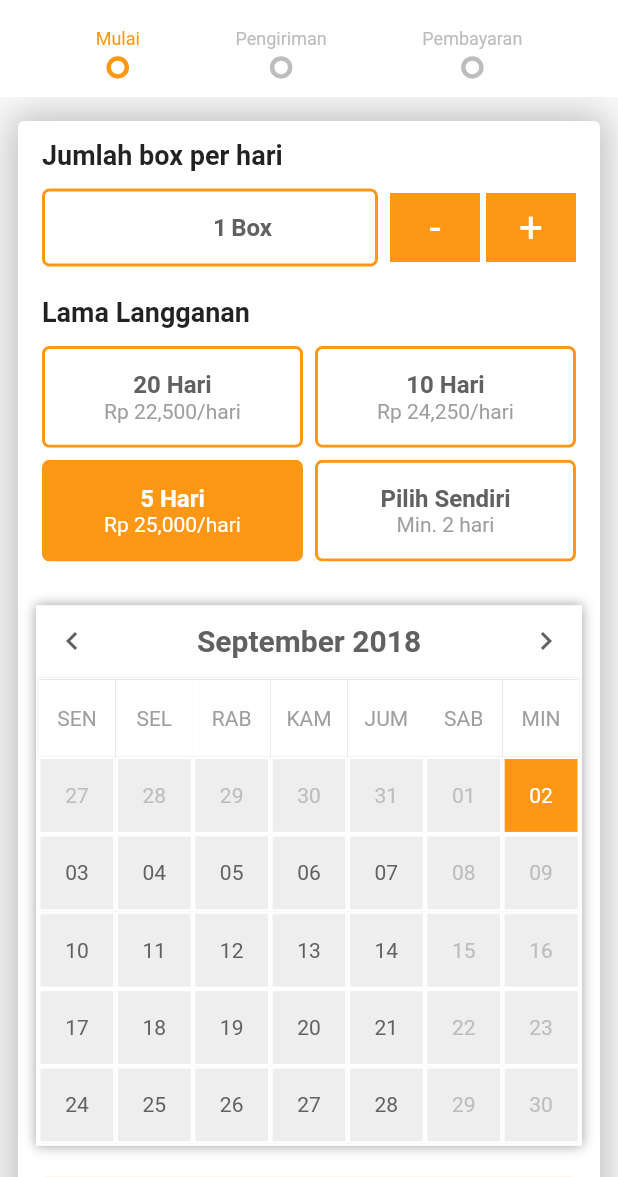
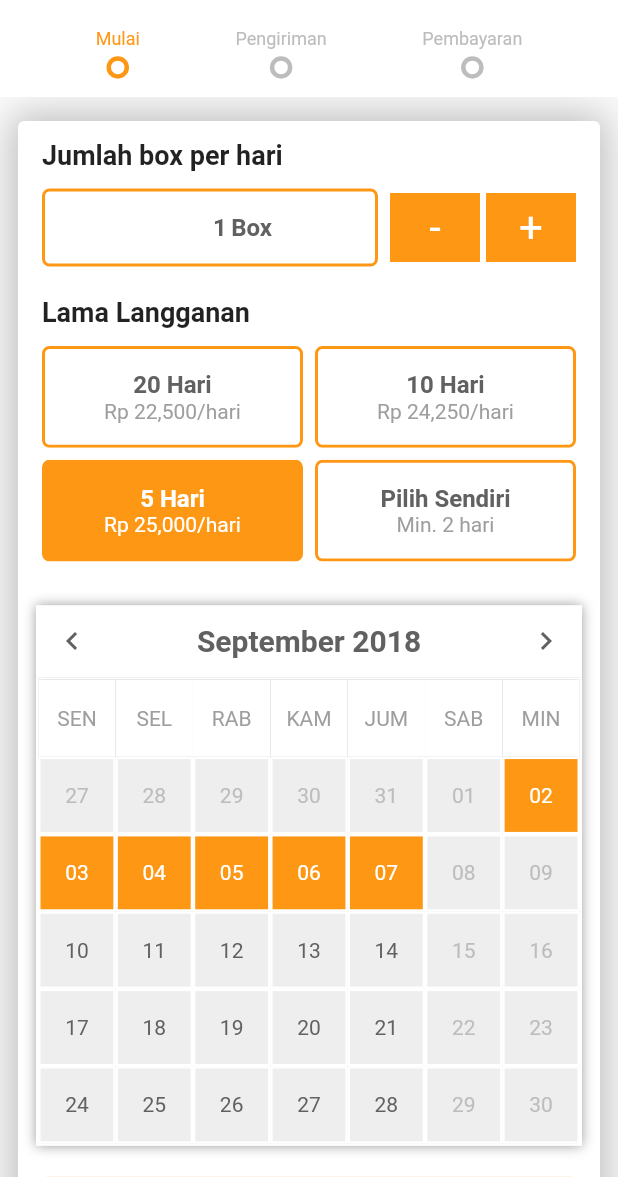
Before and after one commit to jprawira/flutter-langganan-makanan, a Flutter app: the screen it shows after launch, on a phone screen of 412 x 824 dp, the part 59-1236 px from its top. Run offline on Flutter 3.47's test engine with Material 2 defaults, Android fonts, the phone set to English and light mode, and no system bars; our stand-ins replace tuple.

Commit message:
Link SubscribeLengthPicker and Calendar

```diff
--- a/lib/main.dart
+++ b/lib/main.dart
@@ -30,10 +30,10 @@ class MyHomePage extends StatefulWidget {
 class _MyHomePageState extends State<MyHomePage> {
   final rupiahFormat = new NumberFormat("###,###,###");
 
-  int _boxes = 1;
-  int _daysCount = 2;
-  int _totalValue = 25000;
-  int _boxPrice = 25000;
+  int _boxPrice;
+  int _boxes;
+  int _daysCount;
+  int _totalValue;
   DateTime startDate;
   DateTime endDate;
   var _deviceSize;
@@ -42,6 +42,11 @@ class _MyHomePageState extends State<MyHomePage> {
   @override
   void initState() {
     super.initState();
+    _boxPrice = 25000;
+    _boxes = 1;
+    _daysCount = 5;
+    _totalValue = 25000;
+    _updateTotalValue(_boxPrice, _boxes, _daysCount);
   }
 
   void _decrementBoxCount() {
@@ -72,23 +77,29 @@ class _MyHomePageState extends State<MyHomePage> {
     _totalValue = price * boxes * days;
   }
 
-  void _updateBoxPrice(int pickerValue) {
+  void _updateBoxPriceAndDaysCount(int pickerValue) {
     setState(() {
       switch (pickerValue) {
         case 0:
           _boxPrice = 22500;
+          _daysCount = 20;
           _updateTotalValue(_boxPrice, _boxes, _daysCount);
-          debugPrint('PER DAY: ' + 22500.toString());
+          debugPrint('PER DAY: ' + _boxPrice.toString());
+          debugPrint('DAYS: ' + _daysCount.toString());
           break;
         case 1:
           _boxPrice = 24250;
+          _daysCount = 10;
           _updateTotalValue(_boxPrice, _boxes, _daysCount);
-          debugPrint('PER DAY: ' + 24250.toString());
+          debugPrint('PER DAY: ' + _boxPrice.toString());
+          debugPrint('DAYS: ' + _daysCount.toString());
           break;
         case 2:
           _boxPrice = 25000;
+          _daysCount = 5;
           _updateTotalValue(_boxPrice, _boxes, _daysCount);
-          debugPrint('PER DAY: ' + 25000.toString());
+          debugPrint('PER DAY: ' + _boxPrice.toString());
+          debugPrint('DAYS: ' + _daysCount.toString());
           break;
         case 3:
           break;
@@ -100,22 +111,23 @@ class _MyHomePageState extends State<MyHomePage> {
   Widget stepsDisplay() {
     return new PreferredSize(
       preferredSize: const Size.fromHeight(48.0),
-      child: Container(
+      child: new Container(
           height: 48.0,
           alignment: Alignment.center,
-          child: Row(
+          child: new Row(
             mainAxisAlignment: MainAxisAlignment.spaceEvenly,
             children: <Widget>[
-              Column(
+              new Column(
                 mainAxisAlignment: MainAxisAlignment.spaceAround,
                 children: <Widget>[
-                  Text(
+                  new Text(
                     'Mulai',
-                    style: TextStyle(color: UiData.mainOrange, fontSize: 12.0),
+                    style:
+                        new TextStyle(color: UiData.mainOrange, fontSize: 12.0),
                   ),
-                  Container(
-                      padding: EdgeInsets.only(bottom: 10.0),
-                      child: PhysicalModel(
+                  new Container(
+                      padding: const EdgeInsets.only(bottom: 10.0),
+                      child: new PhysicalModel(
                         shape: BoxShape.circle,
                         borderRadius: new BorderRadius.circular(20.0),
                         color: Colors.transparent,
@@ -133,16 +145,17 @@ class _MyHomePageState extends State<MyHomePage> {
                       ))
                 ],
               ),
-              Column(
+              new Column(
                 mainAxisAlignment: MainAxisAlignment.spaceAround,
                 children: <Widget>[
-                  Text(
+                  new Text(
                     'Pengiriman',
-                    style: TextStyle(color: Colors.grey[400], fontSize: 12.0),
+                    style:
+                        new TextStyle(color: Colors.grey[400], fontSize: 12.0),
                   ),
-                  Container(
-                      padding: EdgeInsets.only(bottom: 10.0),
-                      child: PhysicalModel(
+                  new Container(
+                      padding: const EdgeInsets.only(bottom: 10.0),
+                      child: new PhysicalModel(
                         shape: BoxShape.circle,
                         borderRadius: new BorderRadius.circular(20.0),
                         color: Colors.transparent,
@@ -160,16 +173,17 @@ class _MyHomePageState extends State<MyHomePage> {
                       ))
                 ],
               ),
-              Column(
+              new Column(
                 mainAxisAlignment: MainAxisAlignment.spaceAround,
                 children: <Widget>[
-                  Text(
+                  new Text(
                     'Pembayaran',
-                    style: TextStyle(color: Colors.grey[400], fontSize: 12.0),
+                    style:
+                        new TextStyle(color: Colors.grey[400], fontSize: 12.0),
                   ),
-                  Container(
-                      padding: EdgeInsets.only(bottom: 10.0),
-                      child: PhysicalModel(
+                  new Container(
+                      padding: const EdgeInsets.only(bottom: 10.0),
+                      child: new PhysicalModel(
                         shape: BoxShape.circle,
                         borderRadius: new BorderRadius.circular(20.0),
                         color: Colors.transparent,
@@ -195,11 +209,12 @@ class _MyHomePageState extends State<MyHomePage> {
   Widget numberOfBoxLabel() {
     return new Container(
         padding: const EdgeInsets.symmetric(horizontal: 4.0, vertical: 8.0),
-        child: Column(
+        child: new Column(
             crossAxisAlignment: CrossAxisAlignment.start,
             children: <Widget>[
-              Text(UiData.numberOfBoxPerDayLabel,
-                  style: TextStyle(fontWeight: FontWeight.bold, fontSize: 18.0))
+              new Text(UiData.numberOfBoxPerDayLabel,
+                  style: new TextStyle(
+                      fontWeight: FontWeight.bold, fontSize: 18.0))
             ]));
   }
 
@@ -208,13 +223,13 @@ class _MyHomePageState extends State<MyHomePage> {
     return new Container(
         decoration: new BoxDecoration(
             shape: BoxShape.rectangle,
-            borderRadius: BorderRadius.circular(5.0),
+            borderRadius: new BorderRadius.circular(5.0),
             border: new Border.all(color: UiData.mainOrange, width: 2.0)),
         child: new Row(
           mainAxisAlignment: MainAxisAlignment.center,
           children: <Widget>[
-            Flexible(
-                child: TextField(
+            new Flexible(
+                child: new TextField(
               controller: _boxesCountController,
               onChanged: (text) {
                 _boxes = int.parse(text);
@@ -222,26 +237,27 @@ class _MyHomePageState extends State<MyHomePage> {
               },
               keyboardType: TextInputType.number,
               textAlign: TextAlign.right,
-              style: TextStyle(
+              style: new TextStyle(
                   color: Colors.grey[700],
                   fontWeight: FontWeight.bold,
                   fontSize: 16.0),
-              decoration: InputDecoration(border: InputBorder.none),
+              decoration: new InputDecoration(border: InputBorder.none),
             )),
-            Text('Box',
-                style: TextStyle(
+            new Text('Box',
+                style: new TextStyle(
                     color: Colors.grey[700],
                     fontWeight: FontWeight.bold,
                     fontSize: 16.0)),
-            Padding(padding: EdgeInsets.only(right: _deviceSize.width / 6.0))
+            new Padding(
+                padding: new EdgeInsets.only(right: _deviceSize.width / 6.0))
           ],
         ));
   }
 
   Widget numberOfBoxDecrementButton() {
     return new Container(
-        constraints: BoxConstraints.expand(height: 46.0, width: 60.0),
-        child: Material(
+        constraints: const BoxConstraints.expand(height: 46.0, width: 60.0),
+        child: new Material(
           elevation: 0.0,
           color: Colors.transparent,
           shape: const RoundedRectangleBorder(
@@ -251,13 +267,13 @@ class _MyHomePageState extends State<MyHomePage> {
           child: new InkWell(
             onTap: _decrementBoxCount,
             splashColor: Colors.redAccent,
-            child: Ink(
-              decoration: BoxDecoration(color: UiData.mainOrange),
-              child: Center(
-                child: Text(
+            child: new Ink(
+              decoration: new BoxDecoration(color: UiData.mainOrange),
+              child: new Center(
+                child: new Text(
                   '-',
                   textAlign: TextAlign.center,
-                  style: TextStyle(color: Colors.white, fontSize: 28.0),
+                  style: new TextStyle(color: Colors.white, fontSize: 28.0),
                 ),
               ),
             ),
@@ -267,8 +283,8 @@ class _MyHomePageState extends State<MyHomePage> {
 
   Widget numberOfBoxIncrementButton() {
     return new Container(
-        constraints: BoxConstraints.expand(height: 46.0, width: 60.0),
-        child: Material(
+        constraints: const BoxConstraints.expand(height: 46.0, width: 60.0),
+        child: new Material(
           elevation: 0.0,
           color: Colors.transparent,
           shape: const RoundedRectangleBorder(
@@ -278,13 +294,13 @@ class _MyHomePageState extends State<MyHomePage> {
           child: new InkWell(
             onTap: _incrementBoxCount,
             splashColor: Colors.redAccent,
-            child: Ink(
-              decoration: BoxDecoration(color: UiData.mainOrange),
-              child: Center(
-                child: Text(
+            child: new Ink(
+              decoration: new BoxDecoration(color: UiData.mainOrange),
+              child: new Center(
+                child: new Text(
                   '+',
                   textAlign: TextAlign.center,
-                  style: TextStyle(color: Colors.white, fontSize: 28.0),
+                  style: new TextStyle(color: Colors.white, fontSize: 28.0),
                 ),
               ),
             ),
@@ -295,37 +311,39 @@ class _MyHomePageState extends State<MyHomePage> {
   Widget subscribeLengthPickerLabel() {
     return new Container(
         padding: const EdgeInsets.symmetric(horizontal: 4.0, vertical: 8.0),
-        child: Column(
+        child: new Column(
             crossAxisAlignment: CrossAxisAlignment.start,
             children: <Widget>[
-              Text(UiData.subscribeLengthLabel,
-                  style: TextStyle(fontWeight: FontWeight.bold, fontSize: 18.0))
+              new Text(UiData.subscribeLengthLabel,
+                  style: new TextStyle(
+                      fontWeight: FontWeight.bold, fontSize: 18.0))
             ]));
   }
 
   Widget proTips() {
-    return Container(
+    return new Container(
       padding: const EdgeInsets.symmetric(horizontal: 4.0, vertical: 8.0),
-      child: Material(
+      child: new Material(
         color: UiData.proTipBackground,
         shape: const RoundedRectangleBorder(
             borderRadius: BorderRadius.all(Radius.circular(5.0))),
-        child: Padding(
+        child: new Padding(
           padding: const EdgeInsets.all(12.0),
-          child: Column(
+          child: new Column(
               crossAxisAlignment: CrossAxisAlignment.start,
               children: <Widget>[
-                Text(
+                new Text(
                   UiData.proTipsLabel,
-                  style: TextStyle(fontWeight: FontWeight.bold, fontSize: 14.0),
+                  style: new TextStyle(
+                      fontWeight: FontWeight.bold, fontSize: 14.0),
                 ),
-                Divider(
+                new Divider(
                   height: 4.0,
                   color: Colors.transparent,
                 ),
-                Text(
+                new Text(
                   UiData.proTipsContent,
-                  style: TextStyle(fontSize: 14.0),
+                  style: new TextStyle(fontSize: 14.0),
                 )
               ]),
         ),
@@ -343,7 +361,7 @@ class _MyHomePageState extends State<MyHomePage> {
             child: new Card(
               color: Colors.white,
               elevation: 0.0,
-              child: Padding(
+              child: new Padding(
                 padding:
                     const EdgeInsets.symmetric(vertical: 4.0, horizontal: 12.0),
                 child: orderCardElements(),
@@ -352,46 +370,43 @@ class _MyHomePageState extends State<MyHomePage> {
   }
 
   Widget orderCardElements() {
-    return new Column(
-        crossAxisAlignment: CrossAxisAlignment.start,
-        children: <Widget>[
+    return new Column(crossAxisAlignment: CrossAxisAlignment.start, children: <
+        Widget>[
       numberOfBoxLabel(),
-          Container(
+      new Container(
         padding: const EdgeInsets.all(4.0),
-            child: Row(children: <Widget>[
-              Flexible(child: numberOfBoxField()),
-              Padding(padding: EdgeInsets.symmetric(horizontal: 4.0)),
+        child: new Row(children: <Widget>[
+          new Flexible(child: numberOfBoxField()),
+          new Padding(padding: const EdgeInsets.symmetric(horizontal: 4.0)),
           numberOfBoxDecrementButton(),
-              Padding(padding: EdgeInsets.symmetric(horizontal: 2.0)),
+          new Padding(padding: const EdgeInsets.symmetric(horizontal: 2.0)),
           numberOfBoxIncrementButton()
         ]),
       ),
-          Divider(height: 8.0, color: Colors.transparent),
+      new Divider(height: 8.0, color: Colors.transparent),
       subscribeLengthPickerLabel(),
-          Container(
-            constraints: BoxConstraints.expand(
-                height:
-                    MediaQuery.of(context).orientation == Orientation.portrait
+      new Container(
+        constraints: new BoxConstraints.expand(
+            height: MediaQuery.of(context).orientation == Orientation.portrait
                 ? _deviceSize.height / 5
                 : _deviceSize.width / 2.5),
-            // TODO: LINK SubscribeLengthPicker TO UPDATE _daysCount
         // TODO: ADD DIALOG FOR "Pilih Sendiri"
         // TODO: ADD LOGIC FOR PICKING DATE
-            child: new SubscribeLengthPicker(onChanged: _updateBoxPrice),
+        child:
+            new SubscribeLengthPicker(onChanged: _updateBoxPriceAndDaysCount),
       ),
-          Divider(height: 12.0, color: Colors.transparent),
+      new Divider(height: 12.0, color: Colors.transparent),
       new Container(
-              decoration: new BoxDecoration(boxShadow: [
-                new BoxShadow(color: Colors.grey, blurRadius: 6.0)
-              ]),
-              child: Material(
+          decoration: new BoxDecoration(
+              boxShadow: [new BoxShadow(color: Colors.grey, blurRadius: 6.0)]),
+          child: new Material(
               elevation: 0.0,
               color: Colors.transparent,
               shape: const RoundedRectangleBorder(
                   borderRadius: BorderRadius.all(Radius.circular(5.0))),
               // TODO: MAKE CALENDAR ABLE TO PICK DAYS AND UPDATE _daysCount
-                  child: new Calendar())),
-          Divider(height: 12.0, color: Colors.transparent),
+              child: new Calendar(daysSelected: _daysCount))),
+      new Divider(height: 12.0, color: Colors.transparent),
       proTips()
     ]);
   }
@@ -413,67 +428,70 @@ class _MyHomePageState extends State<MyHomePage> {
   Widget detailsText() {
     return new Container(
       padding: const EdgeInsets.all(12.0),
-      child: Column(crossAxisAlignment: CrossAxisAlignment.start, children: <
+      child:
+          new Column(crossAxisAlignment: CrossAxisAlignment.start, children: <
               Widget>[
-        Padding(
+        new Padding(
           padding: const EdgeInsets.symmetric(vertical: 4.0, horizontal: 0.0),
-          child: Text(
+          child: new Text(
             UiData.subscriptionDetailLabel,
-            style: TextStyle(fontWeight: FontWeight.bold, fontSize: 18.0),
+            style: new TextStyle(fontWeight: FontWeight.bold, fontSize: 18.0),
           ),
         ),
-        Padding(
+        new Padding(
           padding: const EdgeInsets.symmetric(vertical: 4.0, horizontal: 0.0),
-          child: Row(
+          child: new Row(
             mainAxisAlignment: MainAxisAlignment.spaceBetween,
             children: <Widget>[
-              Text(UiData.pricePerBoxLabel, style: TextStyle(fontSize: 16.0)),
+              new Text(UiData.pricePerBoxLabel,
+                  style: new TextStyle(fontSize: 16.0)),
               new Text('Rp ' + rupiahFormat.format(_boxPrice),
-                  style: TextStyle(fontSize: 16.0))
+                  style: new TextStyle(fontSize: 16.0))
             ],
           ),
         ),
-        Divider(),
-        Padding(
+        new Divider(),
+        new Padding(
           padding: const EdgeInsets.symmetric(vertical: 4.0, horizontal: 0.0),
-          child: Row(
+          child: new Row(
             mainAxisAlignment: MainAxisAlignment.spaceBetween,
             children: <Widget>[
-              Text(UiData.totalNumberOfBoxLabel,
-                  style: TextStyle(fontSize: 16.0)),
-              new Text('$_boxes Box', style: TextStyle(fontSize: 16.0))
+              new Text(UiData.totalNumberOfBoxLabel,
+                  style: new TextStyle(fontSize: 16.0)),
+              new Text('$_boxes Box', style: new TextStyle(fontSize: 16.0))
             ],
           ),
         ),
-        Divider(),
-        Padding(
+        new Divider(),
+        new Padding(
           padding: const EdgeInsets.symmetric(vertical: 4.0, horizontal: 0.0),
-          child: Row(
+          child: new Row(
             mainAxisAlignment: MainAxisAlignment.spaceBetween,
             children: <Widget>[
-              Text(UiData.subscriptionLengthLabel,
-                  style: TextStyle(fontSize: 16.0)),
-              new Text('$_daysCount hari', style: TextStyle(fontSize: 16.0))
+              new Text(UiData.subscriptionLengthLabel,
+                  style: new TextStyle(fontSize: 16.0)),
+              new Text('$_daysCount hari', style: new TextStyle(fontSize: 16.0))
             ],
           ),
         ),
         // TODO: CHANGE TEXT USING startDate ACCORDINGLY
-        Padding(
+        new Padding(
           padding: const EdgeInsets.fromLTRB(0.0, 0.0, 0.0, 4.0),
-          child: new Text('Mulai Selasa, 28 Agustus 2018',
-              style: TextStyle(color: Colors.grey, fontSize: 14.0)),
+          child: new Text('Mulai Senin, 3 September 2018',
+              style: new TextStyle(color: Colors.grey, fontSize: 14.0)),
         ),
-        Divider(),
-        Padding(
+        new Divider(),
+        new Padding(
           padding: const EdgeInsets.symmetric(vertical: 4.0, horizontal: 0.0),
-          child: Row(
+          child: new Row(
             mainAxisAlignment: MainAxisAlignment.spaceBetween,
             children: <Widget>[
-              Text(UiData.totalAmount,
-                  style:
-                      TextStyle(fontSize: 16.0, fontWeight: FontWeight.bold)),
+              new Text(UiData.totalAmount,
+                  style: new TextStyle(
+                      fontSize: 16.0, fontWeight: FontWeight.bold)),
               new Text('Rp ' + rupiahFormat.format(_totalValue),
-                  style: TextStyle(fontSize: 16.0, fontWeight: FontWeight.bold))
+                  style: new TextStyle(
+                      fontSize: 16.0, fontWeight: FontWeight.bold))
             ],
           ),
         ),
@@ -484,29 +502,30 @@ class _MyHomePageState extends State<MyHomePage> {
   Widget nextButton() {
     return new Container(
         padding: const EdgeInsets.all(12.0),
-        child: Container(
-            constraints: BoxConstraints.expand(height: 54.0),
+        child: new Container(
+            constraints: const BoxConstraints.expand(height: 54.0),
             decoration: new BoxDecoration(boxShadow: [
               new BoxShadow(color: Colors.red[300], blurRadius: 20.0)
             ]),
-            child: Material(
+            child: new Material(
               elevation: 0.0,
               color: Colors.transparent,
               shape: const RoundedRectangleBorder(
                   borderRadius: BorderRadius.all(Radius.circular(5.0))),
-              child: InkWell(
+              child: new InkWell(
                 // TODO: DO SOMETHING
                 onTap: () => debugPrint('TOTAL: ' + _totalValue.toString()),
                 splashColor: UiData.mainOrange,
-                child: Ink(
+                child: new Ink(
                   height: 50.0,
-                  decoration: BoxDecoration(
-                      gradient: LinearGradient(colors: UiData.buttonGradient)),
-                  child: Center(
-                    child: Text(
+                  decoration: new BoxDecoration(
+                      gradient:
+                          new LinearGradient(colors: UiData.buttonGradient)),
+                  child: new Center(
+                    child: new Text(
                       'Selanjutnya',
                       textAlign: TextAlign.center,
-                      style: TextStyle(
+                      style: new TextStyle(
                           color: Colors.white,
                           fontWeight: FontWeight.w500,
                           fontSize: 18.0),
@@ -532,7 +551,6 @@ class _MyHomePageState extends State<MyHomePage> {
           title: new Text(widget.title),
         ),
         body: new ListView(
-            primary: false,
             children: <Widget>[orderCard(), detailsCard(), nextButton()]));
   }
 }
--- a/lib/utils/date_utils.dart
+++ b/lib/utils/date_utils.dart
@@ -95,6 +95,29 @@ class Utils {
     }
   }
 
+  /// Returns a [DateTime] for each workday the given range.
+  ///
+  /// [start] inclusive
+  /// [end] exclusive
+  static Iterable<DateTime> workdaysInRange(
+      DateTime start, DateTime end) sync* {
+    var i = start;
+    var offset = start.timeZoneOffset;
+    while (i.isBefore(end)) {
+      if (i.weekday % 6 != 0 && i.weekday % 7 != 0) {
+        yield i;
+        i = i.add(new Duration(days: 1));
+        var timeZoneDiff = i.timeZoneOffset - offset;
+        if (timeZoneDiff.inSeconds != 0) {
+          offset = i.timeZoneOffset;
+          i = i.subtract(new Duration(seconds: timeZoneDiff.inSeconds));
+        }
+      } else {
+        i = i.add(new Duration(days: 1));
+      }
+    }
+  }
+
   /// Whether or not two times are on the same day.
   static bool isSameDay(DateTime a, DateTime b) {
     return a.year == b.year && a.month == b.month && a.day == b.day;
--- a/lib/widgets/calendar.dart
+++ b/lib/widgets/calendar.dart
@@ -17,22 +17,26 @@ class Calendar extends StatefulWidget {
   final bool showTodayAction;
   final bool showCalendarPickerIcon;
   final DateTime initialCalendarDateOverride;
+  final int daysSelected;
 
   Calendar(
-      {this.onDateSelected,
+      {Key key,
+      this.onDateSelected,
       this.onSelectedRangeChange,
       this.isExpandable: false,
       this.dayBuilder,
       this.showTodayAction: false,
       this.showChevronsToChangeRange: true,
       this.showCalendarPickerIcon: false,
-      this.initialCalendarDateOverride});
+      this.initialCalendarDateOverride,
+      @required this.daysSelected})
+      : super(key: key);
 
   @override
-  _CalendarState createState() => new _CalendarState();
+  CalendarState createState() => new CalendarState();
 }
 
-class _CalendarState extends State<Calendar> {
+class CalendarState extends State<Calendar> {
   final calendarUtils = new Utils();
   final DateTime now = new DateTime.now();
   DateTime today = new DateTime.now();
@@ -44,8 +48,11 @@ class _CalendarState extends State<Calendar> {
   bool isExpanded = true;
   String displayMonth;
 
+  List<DateTime> _selectedDays;
+
   DateTime get selectedDate => _selectedDate;
 
+  @override
   void initState() {
     super.initState();
     initializeDateFormatting('id', null);
@@ -59,7 +66,27 @@ class _CalendarState extends State<Calendar> {
             .toList()
             .sublist(0, 7);
     _selectedDate = today;
+
     displayMonth = Utils.formatMonth(Utils.firstDayOfMonth(today));
+  }
+
+  /// Set selected days to next n-weekdays.
+  void _updateSelectedDays() {
+    DateTime _thisDay = new DateTime(today.year, today.month, today.day);
+    _selectedDays = Utils.workdaysInRange(
+            _thisDay, _thisDay.add(new Duration(days: widget.daysSelected + 1)))
+        .toList();
+
+    while (_selectedDays.length < widget.daysSelected) {
+      DateTime _finalDay = _selectedDays.removeLast();
+      _selectedDays += Utils.workdaysInRange(
+          _finalDay, _finalDay.add(new Duration(days: widget.daysSelected - _selectedDays.length)))
+          .toList();
+    }
+
+    for (int i = 0; i < _selectedDays.length; i++) {
+      debugPrint("SELECTED: " + _selectedDays[i].toIso8601String());
+    }
   }
 
   Widget get nameAndIconRow {
@@ -186,7 +213,8 @@ class _CalendarState extends State<Calendar> {
                 onDateSelected: () => handleSelectedDateAndUserCallback(day),
                 date: day,
                 dateStyles: configureDateStyle(monthStarted, monthEnded),
-                isSelected: Utils.isSameDay(selectedDate, day),
+                //isSelected: Utils.isSameDay(selectedDate, day),
+                isSelected: _selectedDays.contains(day),
               ),
             );
           } else {
@@ -240,6 +268,8 @@ class _CalendarState extends State<Calendar> {
 
   @override
   Widget build(BuildContext context) {
+    // Update values
+    _updateSelectedDays();
     return new Container(
       child: new Column(
         mainAxisAlignment: MainAxisAlignment.start,
--- a/lib/widgets/subscribe_length_picker.dart
+++ b/lib/widgets/subscribe_length_picker.dart
@@ -10,17 +10,15 @@ class LengthPickerModel {
 }
 
 class SubscribeLengthPicker extends StatefulWidget {
+  final int pickerValue;
+  final ValueChanged<int> onChanged;
+
   SubscribeLengthPicker(
       {Key key, this.pickerValue: 2, @required this.onChanged})
       : super(key: key);
 
-  final int pickerValue;
-  final ValueChanged<int> onChanged;
-
   @override
-  createState() {
-    return new SubscribeLengthPickerState();
-  }
+  SubscribeLengthPickerState createState() => new SubscribeLengthPickerState();
 }
 
 class SubscribeLengthPickerState extends State<SubscribeLengthPicker> {
```
Lines whose indentation alone changed are shown as unchanged.
